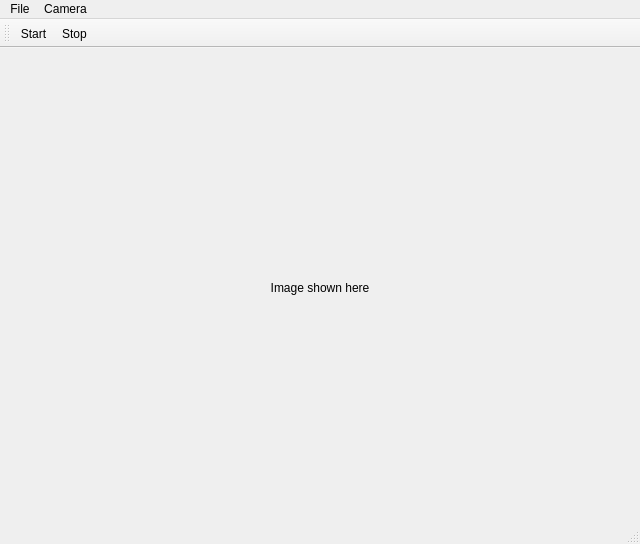
Above: qtcamera.ui from scottellis/QtCamera before the change. Below: the same form after it.
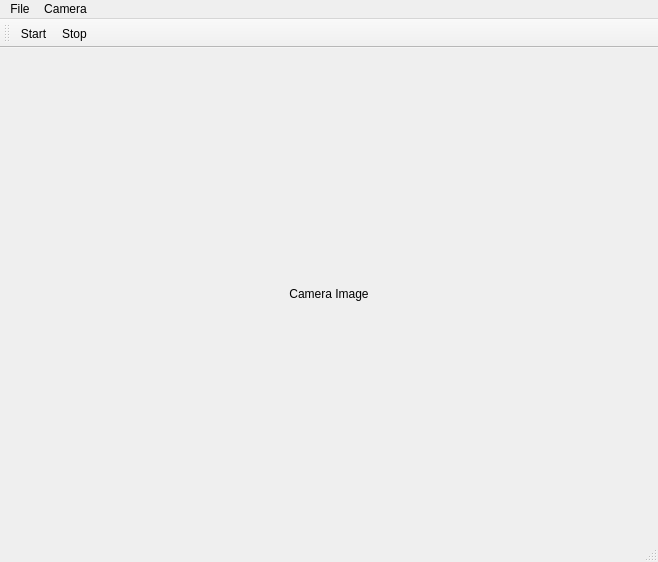
That is the form after the change.

Commit message: Using a layout for central label widget

Patch:
```diff
--- a/qtcamera.ui
+++ b/qtcamera.ui
@@ -6,43 +6,45 @@
    <rect>
     <x>0</x>
     <y>0</y>
-    <width>640</width>
-    <height>544</height>
+    <width>658</width>
+    <height>562</height>
    </rect>
   </property>
   <property name="windowTitle">
    <string>QtCamera</string>
   </property>
   <widget class="QWidget" name="centralWidget">
+   <layout class="QVBoxLayout" name="verticalLayout">
+    <item>
    <widget class="QLabel" name="cameraView">
-    <property name="geometry">
-     <rect>
-      <x>0</x>
-      <y>0</y>
-      <width>640</width>
-      <height>480</height>
-     </rect>
-    </property>
-    <property name="autoFillBackground">
-     <bool>false</bool>
-    </property>
-    <property name="frameShape">
-     <enum>QFrame::NoFrame</enum>
+      <property name="sizePolicy">
+       <sizepolicy hsizetype="Expanding" vsizetype="Expanding">
+        <horstretch>0</horstretch>
+        <verstretch>0</verstretch>
+       </sizepolicy>
+      </property>
+      <property name="minimumSize">
+       <size>
+        <width>320</width>
+        <height>240</height>
+       </size>
     </property>
     <property name="text">
-     <string>Image shown here</string>
+       <string>Camera Image</string>
     </property>
     <property name="alignment">
      <set>Qt::AlignCenter</set>
     </property>
    </widget>
+    </item>
+   </layout>
   </widget>
   <widget class="QMenuBar" name="menuBar">
    <property name="geometry">
     <rect>
      <x>0</x>
      <y>0</y>
-     <width>640</width>
+     <width>658</width>
      <height>21</height>
     </rect>
    </property>
```
Lines whose indentation alone changed are shown as unchanged. The commit also changes 2 other files.
